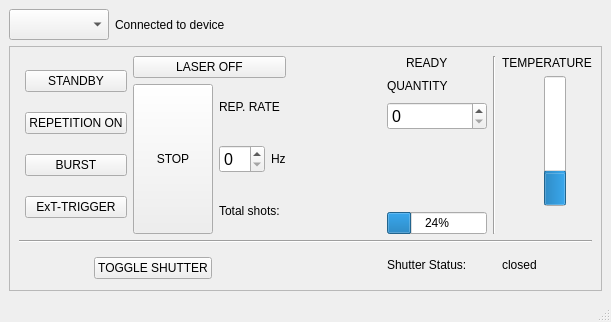
marsteller/MNL100_LaserControl, file LaserControlMainWindow.ui: the form before one commit.
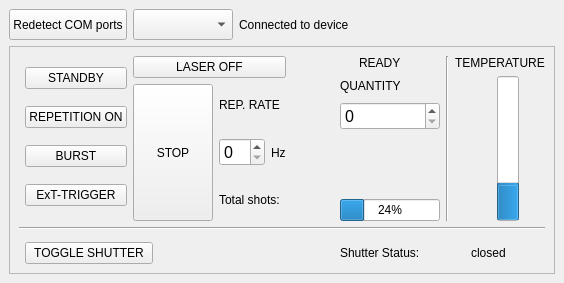
The form after the commit. Custom widgets are drawn as their Qt base class.

Commit message: Added COM redetect and disabled GUI resize

Patch:
```diff
--- a/LaserControlMainWindow.ui
+++ b/LaserControlMainWindow.ui
@@ -6,16 +6,85 @@
    <rect>
     <x>0</x>
     <y>0</y>
-    <width>611</width>
-    <height>322</height>
+    <width>548</width>
+    <height>283</height>
    </rect>
   </property>
+  <property name="sizePolicy">
+   <sizepolicy hsizetype="Minimum" vsizetype="Minimum">
+    <horstretch>0</horstretch>
+    <verstretch>0</verstretch>
+   </sizepolicy>
+  </property>
+  <property name="minimumSize">
+   <size>
+    <width>0</width>
+    <height>0</height>
+   </size>
+  </property>
+  <property name="maximumSize">
+   <size>
+    <width>99999</width>
+    <height>99999</height>
+   </size>
+  </property>
   <property name="windowTitle">
    <string>Laser Control</string>
   </property>
   <widget class="QWidget" name="centralwidget">
+   <property name="sizePolicy">
+    <sizepolicy hsizetype="MinimumExpanding" vsizetype="MinimumExpanding">
+     <horstretch>0</horstretch>
+     <verstretch>0</verstretch>
+    </sizepolicy>
+   </property>
    <layout class="QGridLayout" name="gridLayout_4">
-    <item row="1" column="0" colspan="3">
+    <item row="0" column="3">
+     <spacer name="horizontalSpacer_3">
+      <property name="orientation">
+       <enum>Qt::Horizontal</enum>
+      </property>
+      <property name="sizeType">
+       <enum>QSizePolicy::MinimumExpanding</enum>
+      </property>
+      <property name="sizeHint" stdset="0">
+       <size>
+        <width>200</width>
+        <height>20</height>
+       </size>
+      </property>
+     </spacer>
+    </item>
+    <item row="0" column="0">
+     <widget class="QPushButton" name="redetect_com_button">
+      <property name="sizePolicy">
+       <sizepolicy hsizetype="Minimum" vsizetype="Minimum">
+        <horstretch>0</horstretch>
+        <verstretch>0</verstretch>
+       </sizepolicy>
+      </property>
+      <property name="text">
+       <string>Redetect COM ports</string>
+      </property>
+     </widget>
+    </item>
+    <item row="0" column="1">
+     <widget class="QComboBox" name="comboBox">
+      <property name="font">
+       <font>
+        <pointsize>14</pointsize>
+       </font>
+      </property>
+     </widget>
+    </item>
+    <item row="0" column="2">
+     <widget class="QLabel" name="connection_label">
+      <property name="text">
+       <string>Connected to device</string>
+      </property>
+     </widget>
+    </item>
+    <item row="1" column="0" colspan="4">
      <widget class="QFrame" name="frame">
       <property name="frameShape">
        <enum>QFrame::StyledPanel</enum>
@@ -24,181 +93,6 @@
        <enum>QFrame::Raised</enum>
       </property>
       <layout class="QGridLayout" name="gridLayout_3">
-       <item row="0" column="4">
-        <layout class="QHBoxLayout" name="horizontalLayout_2">
-         <item>
-          <widget class="LedIndicator" name="laser_ready_led" native="true"/>
-         </item>
-         <item>
-          <widget class="QLabel" name="label_6">
-           <property name="text">
-            <string>READY</string>
-           </property>
-          </widget>
-         </item>
-        </layout>
-       </item>
-       <item row="0" column="6" rowspan="5">
-        <widget class="Line" name="line">
-         <property name="orientation">
-          <enum>Qt::Vertical</enum>
-         </property>
-        </widget>
-       </item>
-       <item row="0" column="7" colspan="4">
-        <widget class="QLabel" name="label">
-         <property name="text">
-          <string>TEMPERATURE</string>
-         </property>
-         <property name="alignment">
-          <set>Qt::AlignCenter</set>
-         </property>
-        </widget>
-       </item>
-       <item row="1" column="3">
-        <spacer name="horizontalSpacer_2">
-         <property name="orientation">
-          <enum>Qt::Horizontal</enum>
-         </property>
-         <property name="sizeHint" stdset="0">
-          <size>
-           <width>40</width>
-           <height>20</height>
-          </size>
-         </property>
-        </spacer>
-       </item>
-       <item row="1" column="4">
-        <widget class="QLabel" name="label_3">
-         <property name="text">
-          <string>QUANTITY</string>
-         </property>
-        </widget>
-       </item>
-       <item row="1" column="8" rowspan="4">
-        <spacer name="verticalSpacer_2">
-         <property name="orientation">
-          <enum>Qt::Vertical</enum>
-         </property>
-         <property name="sizeHint" stdset="0">
-          <size>
-           <width>20</width>
-           <height>212</height>
-          </size>
-         </property>
-        </spacer>
-       </item>
-       <item row="1" column="9" rowspan="3">
-        <widget class="QProgressBar" name="temperature_bar">
-         <property name="value">
-          <number>24</number>
-         </property>
-         <property name="orientation">
-          <enum>Qt::Vertical</enum>
-         </property>
-        </widget>
-       </item>
-       <item row="1" column="10" rowspan="4">
-        <spacer name="verticalSpacer_3">
-         <property name="orientation">
-          <enum>Qt::Vertical</enum>
-         </property>
-         <property name="sizeHint" stdset="0">
-          <size>
-           <width>20</width>
-           <height>212</height>
-          </size>
-         </property>
-        </spacer>
-       </item>
-       <item row="2" column="4" colspan="2">
-        <widget class="QSpinBox" name="repetition_quantity_spinBox">
-         <property name="sizePolicy">
-          <sizepolicy hsizetype="Fixed" vsizetype="Fixed">
-           <horstretch>0</horstretch>
-           <verstretch>0</verstretch>
-          </sizepolicy>
-         </property>
-         <property name="minimumSize">
-          <size>
-           <width>100</width>
-           <height>0</height>
-          </size>
-         </property>
-         <property name="font">
-          <font>
-           <pointsize>12</pointsize>
-          </font>
-         </property>
-         <property name="maximum">
-          <number>65000</number>
-         </property>
-        </widget>
-       </item>
-       <item row="3" column="5">
-        <spacer name="verticalSpacer">
-         <property name="orientation">
-          <enum>Qt::Vertical</enum>
-         </property>
-         <property name="sizeHint" stdset="0">
-          <size>
-           <width>20</width>
-           <height>40</height>
-          </size>
-         </property>
-        </spacer>
-       </item>
-       <item row="4" column="4" colspan="2">
-        <widget class="QProgressBar" name="repetition_bar">
-         <property name="value">
-          <number>24</number>
-         </property>
-        </widget>
-       </item>
-       <item row="5" column="0" colspan="11">
-        <widget class="Line" name="line_2">
-         <property name="orientation">
-          <enum>Qt::Horizontal</enum>
-         </property>
-        </widget>
-       </item>
-       <item row="6" column="0" rowspan="3">
-        <widget class="LedIndicator" name="shutter_status_led" native="true"/>
-       </item>
-       <item row="6" column="4" rowspan="3" colspan="2">
-        <widget class="QLabel" name="label_7">
-         <property name="text">
-          <string>Shutter Status:</string>
-         </property>
-        </widget>
-       </item>
-       <item row="6" column="7" rowspan="3" colspan="2">
-        <widget class="QLabel" name="shutter_status_label">
-         <property name="text">
-          <string>closed</string>
-         </property>
-        </widget>
-       </item>
-       <item row="7" column="1" rowspan="2">
-        <widget class="QPushButton" name="toggle_shutter_button">
-         <property name="text">
-          <string>TOGGLE SHUTTER</string>
-         </property>
-        </widget>
-       </item>
-       <item row="8" column="2" colspan="2">
-        <spacer name="horizontalSpacer">
-         <property name="orientation">
-          <enum>Qt::Horizontal</enum>
-         </property>
-         <property name="sizeHint" stdset="0">
-          <size>
-           <width>187</width>
-           <height>20</height>
-          </size>
-         </property>
-        </spacer>
-       </item>
        <item row="0" column="0" rowspan="5" colspan="3">
         <layout class="QHBoxLayout" name="horizontalLayout_3">
          <item>
@@ -312,38 +206,197 @@
          </item>
         </layout>
        </item>
+       <item row="0" column="4">
+        <layout class="QHBoxLayout" name="horizontalLayout_2">
+         <item>
+          <widget class="LedIndicator" name="laser_ready_led" native="true"/>
+         </item>
+         <item>
+          <widget class="QLabel" name="label_6">
+           <property name="text">
+            <string>READY</string>
+           </property>
+          </widget>
+         </item>
+        </layout>
+       </item>
+       <item row="0" column="6" rowspan="5">
+        <widget class="Line" name="line">
+         <property name="orientation">
+          <enum>Qt::Vertical</enum>
+         </property>
+        </widget>
+       </item>
+       <item row="0" column="7" colspan="4">
+        <widget class="QLabel" name="label">
+         <property name="text">
+          <string>TEMPERATURE</string>
+         </property>
+         <property name="alignment">
+          <set>Qt::AlignCenter</set>
+         </property>
+        </widget>
+       </item>
+       <item row="1" column="3">
+        <spacer name="horizontalSpacer_2">
+         <property name="orientation">
+          <enum>Qt::Horizontal</enum>
+         </property>
+         <property name="sizeType">
+          <enum>QSizePolicy::MinimumExpanding</enum>
+         </property>
+         <property name="sizeHint" stdset="0">
+          <size>
+           <width>40</width>
+           <height>20</height>
+          </size>
+         </property>
+        </spacer>
+       </item>
+       <item row="1" column="4">
+        <widget class="QLabel" name="label_3">
+         <property name="text">
+          <string>QUANTITY</string>
+         </property>
+        </widget>
+       </item>
+       <item row="1" column="8" rowspan="2">
+        <spacer name="verticalSpacer_2">
+         <property name="orientation">
+          <enum>Qt::Vertical</enum>
+         </property>
+         <property name="sizeHint" stdset="0">
+          <size>
+           <width>20</width>
+           <height>50</height>
+          </size>
+         </property>
+        </spacer>
+       </item>
+       <item row="1" column="9" rowspan="4">
+        <widget class="QProgressBar" name="temperature_bar">
+         <property name="value">
+          <number>24</number>
+         </property>
+         <property name="orientation">
+          <enum>Qt::Vertical</enum>
+         </property>
+        </widget>
+       </item>
+       <item row="1" column="10" rowspan="2">
+        <spacer name="verticalSpacer_3">
+         <property name="orientation">
+          <enum>Qt::Vertical</enum>
+         </property>
+         <property name="sizeHint" stdset="0">
+          <size>
+           <width>20</width>
+           <height>50</height>
+          </size>
+         </property>
+        </spacer>
+       </item>
+       <item row="2" column="4" colspan="2">
+        <widget class="QSpinBox" name="repetition_quantity_spinBox">
+         <property name="sizePolicy">
+          <sizepolicy hsizetype="Fixed" vsizetype="Fixed">
+           <horstretch>0</horstretch>
+           <verstretch>0</verstretch>
+          </sizepolicy>
+         </property>
+         <property name="minimumSize">
+          <size>
+           <width>100</width>
+           <height>0</height>
+          </size>
+         </property>
+         <property name="font">
+          <font>
+           <pointsize>12</pointsize>
+          </font>
+         </property>
+         <property name="maximum">
+          <number>65000</number>
+         </property>
+        </widget>
+       </item>
+       <item row="3" column="5">
+        <spacer name="verticalSpacer">
+         <property name="orientation">
+          <enum>Qt::Vertical</enum>
+         </property>
+         <property name="sizeHint" stdset="0">
+          <size>
+           <width>20</width>
+           <height>40</height>
+          </size>
+         </property>
+        </spacer>
+       </item>
+       <item row="4" column="4" colspan="2">
+        <widget class="QProgressBar" name="repetition_bar">
+         <property name="value">
+          <number>24</number>
+         </property>
+        </widget>
+       </item>
+       <item row="5" column="0" colspan="11">
+        <widget class="Line" name="line_2">
+         <property name="orientation">
+          <enum>Qt::Horizontal</enum>
+         </property>
+        </widget>
+       </item>
+       <item row="6" column="0" rowspan="2">
+        <widget class="LedIndicator" name="shutter_status_led" native="true">
+         <property name="sizePolicy">
+          <sizepolicy hsizetype="Fixed" vsizetype="Fixed">
+           <horstretch>0</horstretch>
+           <verstretch>0</verstretch>
+          </sizepolicy>
+         </property>
+        </widget>
+       </item>
+       <item row="7" column="1">
+        <widget class="QPushButton" name="toggle_shutter_button">
+         <property name="text">
+          <string>TOGGLE SHUTTER</string>
+         </property>
+        </widget>
+       </item>
+       <item row="7" column="2" colspan="2">
+        <spacer name="horizontalSpacer">
+         <property name="orientation">
+          <enum>Qt::Horizontal</enum>
+         </property>
+         <property name="sizeType">
+          <enum>QSizePolicy::MinimumExpanding</enum>
+         </property>
+         <property name="sizeHint" stdset="0">
+          <size>
+           <width>162</width>
+           <height>17</height>
+          </size>
+         </property>
+        </spacer>
+       </item>
+       <item row="7" column="4" colspan="2">
+        <widget class="QLabel" name="label_7">
+         <property name="text">
+          <string>Shutter Status:</string>
+         </property>
+        </widget>
+       </item>
+       <item row="7" column="8" colspan="2">
+        <widget class="QLabel" name="shutter_status_label">
+         <property name="text">
+          <string>closed</string>
+         </property>
+        </widget>
+       </item>
       </layout>
      </widget>
     </item>
-    <item row="0" column="0">
-     <widget class="QComboBox" name="comboBox">
-      <property name="font">
-       <font>
-        <pointsize>14</pointsize>
-       </font>
-      </property>
-     </widget>
-    </item>
-    <item row="0" column="2">
-     <spacer name="horizontalSpacer_3">
-      <property name="orientation">
-       <enum>Qt::Horizontal</enum>
-      </property>
-      <property name="sizeHint" stdset="0">
-       <size>
-        <width>492</width>
-        <height>20</height>
-       </size>
-      </property>
-     </spacer>
-    </item>
-    <item row="0" column="1">
-     <widget class="QLabel" name="connection_label">
-      <property name="text">
-       <string>Connected to device</string>
-      </property>
-     </widget>
-    </item>
    </layout>
   </widget>
   <widget class="QMenuBar" name="menubar">
@@ -356,7 +409,6 @@
     </rect>
    </property>
   </widget>
-  <widget class="QStatusBar" name="statusbar"/>
  </widget>
  <customwidgets>
   <customwidget>
```
Left out of the diff: 2 changed lines with no effect on the pictures. The commit also changes 3 other files.
